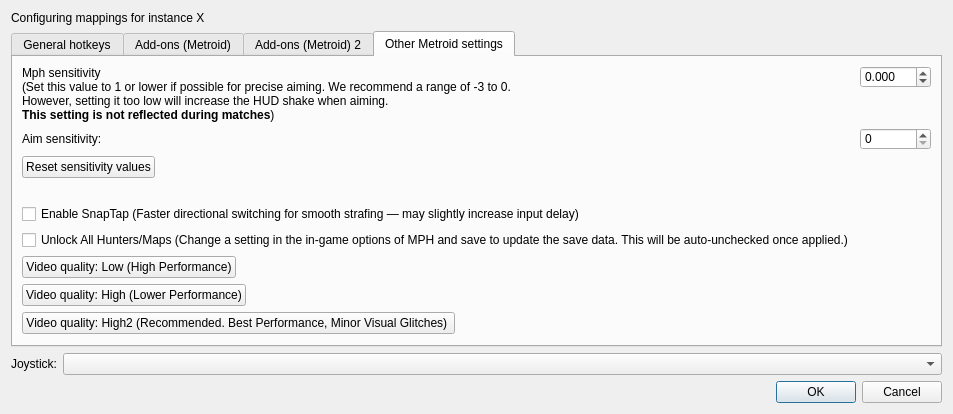
Old version of the form src/frontend/qt_sdl/InputConfig/InputConfigDialog.ui in the repository ag-advania/melonPrimeDS.
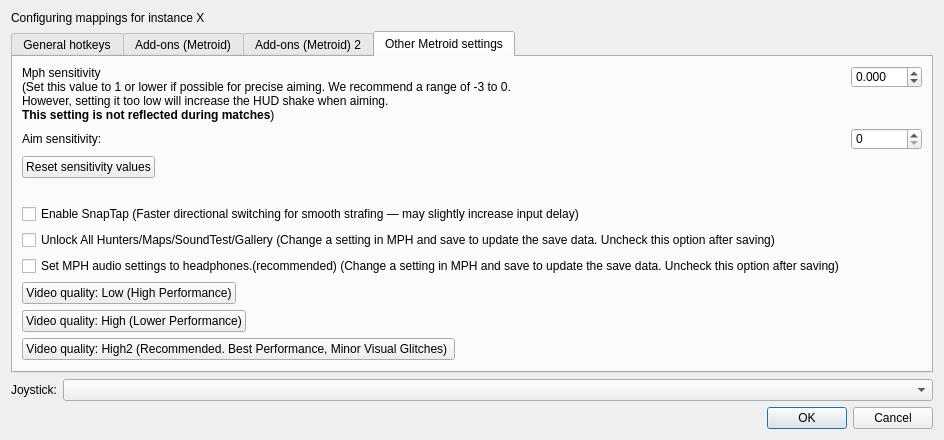
New version of the form. The open tabs and pages were chosen to show the change.

Commit message: Changed default sensi 30 to 45, added headphone func

What changed in the file:
```diff
--- a/src/frontend/qt_sdl/InputConfig/InputConfigDialog.ui
+++ b/src/frontend/qt_sdl/InputConfig/InputConfigDialog.ui
@@ -2400,13 +2400,21 @@
 				<item row="5" column="0">
 					<widget class="QCheckBox" name="cbMetroidUnlockAll">
 						<property name="text">
-							<string>Unlock All Hunters/Maps (Change a setting in the in-game options of MPH and save to update the save data. This will be auto-unchecked once applied.)</string>
+							<string>Unlock All Hunters/Maps/SoundTest/Gallery (Change a setting in MPH and save to update the save data. Uncheck this option after saving)</string>
+						</property>
+					</widget>
+				</item>
+
+				<item row="6" column="0">
+					<widget class="QCheckBox" name="cbMetroidApplyHeadphone">
+						<property name="text">
+							<string>Set MPH audio settings to headphones.(recommended) (Change a setting in MPH and save to update the save data. Uncheck this option after saving)</string>
 						</property>
 					</widget>
 				</item>
 
 				<!-- Low quality -->
-			    <item row="6" column="0">
+			    <item row="7" column="0">
 				    <widget class="QPushButton" name="metroidSetVideoQualityToLow">
 					    <property name="text">
 						    <string>Video quality: Low (High Performance)</string>
@@ -2415,7 +2423,7 @@
 			    </item>
 
 			    <!-- High quality -->
-			    <item row="7" column="0">
+			    <item row="8" column="0">
 				    <widget class="QPushButton" name="metroidSetVideoQualityToHigh">
 					    <property name="text">
 						    <string>Video quality: High (Lower Performance)</string>
@@ -2424,7 +2432,7 @@
 			    </item>
 
 				<!-- High2 quality -->
-				<item row="8" column="0">
+				<item row="9" column="0">
 					<widget class="QPushButton" name="metroidSetVideoQualityToHigh2">
 						<property name="text">
 							<string>Video quality: High2 (Recommended. Best Performance, Minor Visual Glitches) </string>
```
The commit also changes 4 other files.
